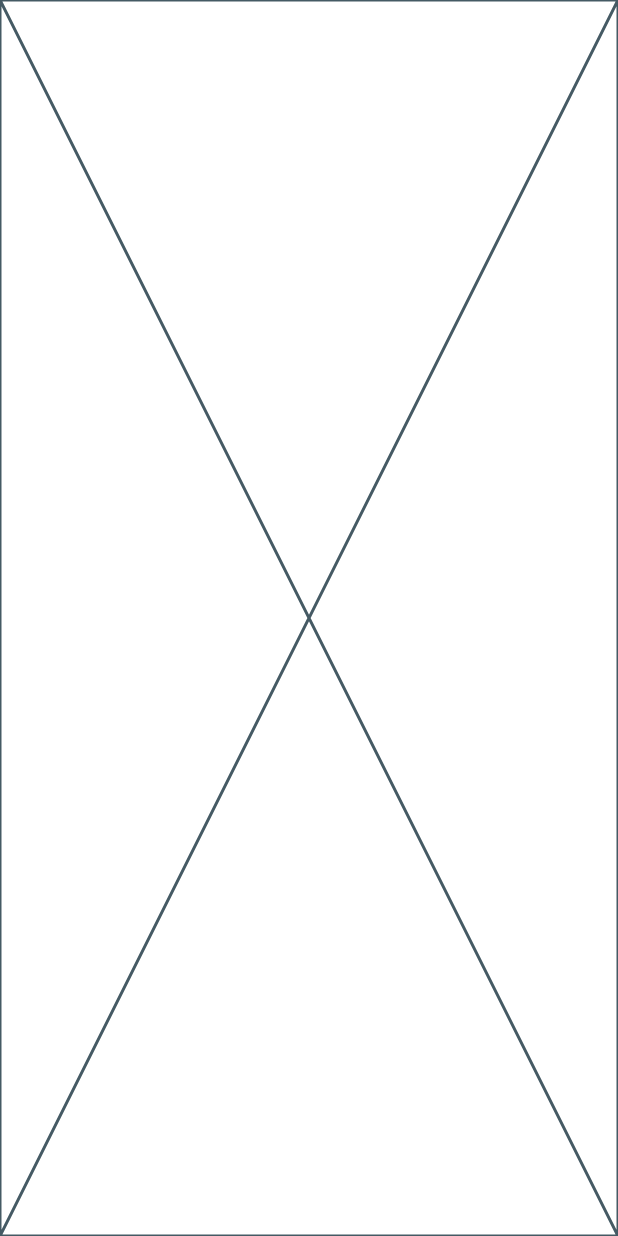
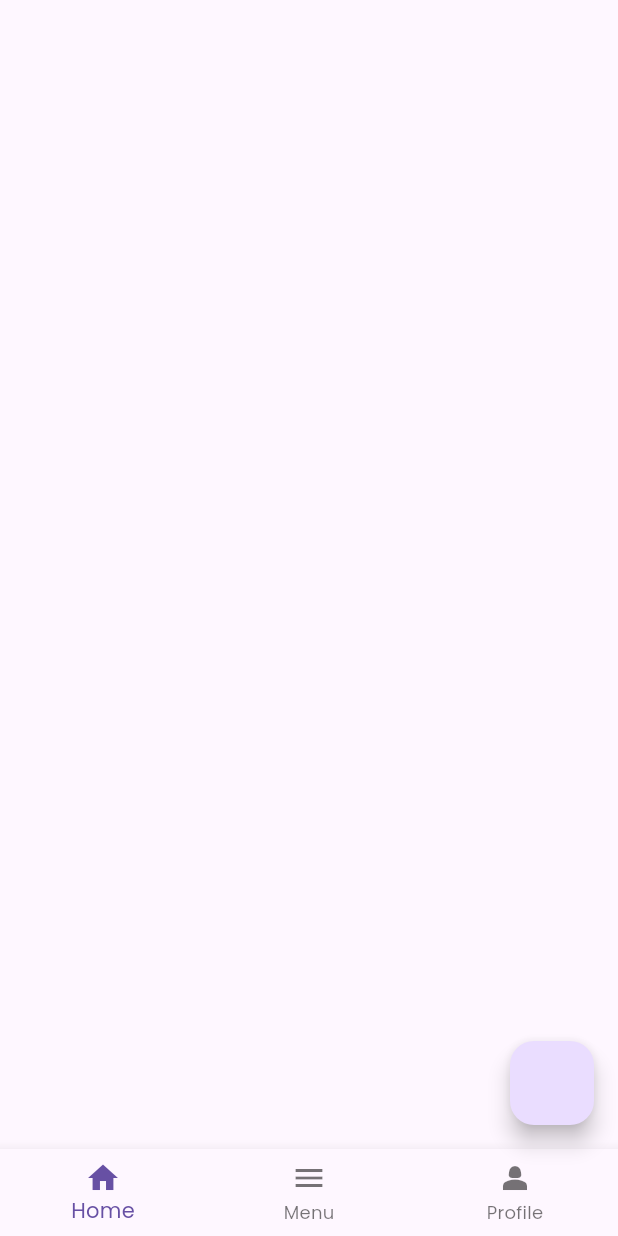
Before and after one commit to akhil-bhaskaran/DepTrack, a Flutter app: the screen it shows after launch, after a tap on "Login", on a phone screen of 412 x 824 dp. Run offline on Flutter 3.47's test engine with Material 3 defaults, Android fonts, the phone set to English and light mode, and no system bars.

Commit message:
feat : basic navigation feature

```diff
--- a/lib/pages/home_page.dart
+++ b/lib/pages/home_page.dart
@@ -5,6 +5,6 @@ class HomePage extends StatelessWidget {
 
   @override
   Widget build(BuildContext context) {
-    return const Placeholder();
+    return Scaffold();
   }
 }
--- a/lib/pages/login_page.dart
+++ b/lib/pages/login_page.dart
@@ -2,6 +2,7 @@ import 'package:flutter/material.dart';
 import 'package:pattip/components/elv_button.dart';
 import 'package:pattip/components/txt_feild.dart';
 import 'package:pattip/pages/home_page.dart';
+import 'package:pattip/pages/nav.dart';
 import 'package:pattip/pages/sing_up.dart';
 
 class LoginPage extends StatelessWidget {
@@ -57,7 +58,7 @@ class LoginPage extends StatelessWidget {
                         onpressed: () {
                           Navigator.pushReplacement(context, MaterialPageRoute(
                             builder: (context) {
-                              return HomePage();
+                              return Nav();
                             },
                           ));
                         },
--- /dev/null
+++ b/lib/pages/menu.dart
@@ -0,0 +1,14 @@
+import 'package:flutter/material.dart';
+
+class MenuPage extends StatelessWidget {
+  const MenuPage({super.key});
+
+  @override
+  Widget build(BuildContext context) {
+    return const Scaffold(
+      body: Center(
+        child: Text("Menu"),
+      ),
+    );
+  }
+}
--- /dev/null
+++ b/lib/pages/nav.dart
@@ -0,0 +1,46 @@
+import 'dart:developer';
+
+import 'package:flutter/material.dart';
+import 'package:pattip/pages/home_page.dart';
+import 'package:pattip/pages/menu.dart';
+
+class Nav extends StatefulWidget {
+  const Nav({super.key});
+
+  @override
+  State<Nav> createState() => _NavState();
+}
+
+class _NavState extends State<Nav> {
+  List<Widget> widgetList = [HomePage(), MenuPage()];
+  int navIndex = 0;
+  @override
+  Widget build(BuildContext context) {
+    return Scaffold(
+      floatingActionButton: FloatingActionButton(onPressed: () {
+        log(navIndex.toString());
+      }),
+      body: IndexedStack(
+        index: navIndex,
+        children: widgetList,
+      ),
+      bottomNavigationBar: BottomNavigationBar(
+        currentIndex: navIndex,
+        onTap: (value) {
+          navIndex = value;
+          log(value.toString());
+          setState(() {});
+        },
+        items: const [
+          BottomNavigationBarItem(
+            label: 'Home',
+            icon: Icon(Icons.home),
+          ),
+          BottomNavigationBarItem(icon: Icon(Icons.menu), label: 'Menu'),
+          BottomNavigationBarItem(
+              icon: Icon(Icons.person_2_sharp), label: 'Profile')
+        ],
+      ),
+    );
+  }
+}
--- a/lib/pages/sing_up.dart
+++ b/lib/pages/sing_up.dart
@@ -2,6 +2,7 @@ import 'package:flutter/material.dart';
 import 'package:pattip/components/elv_button.dart';
 import 'package:pattip/components/txt_feild.dart';
 import 'package:pattip/pages/home_page.dart';
+import 'package:pattip/pages/nav.dart';
 
 class SingUp extends StatelessWidget {
   const SingUp({super.key});
@@ -66,7 +67,7 @@ class SingUp extends StatelessWidget {
                   onpressed: () {
                     Navigator.pushReplacement(context, MaterialPageRoute(
                       builder: (context) {
-                        return HomePage();
+                        return Nav();
                       },
                     ));
                   },
```
